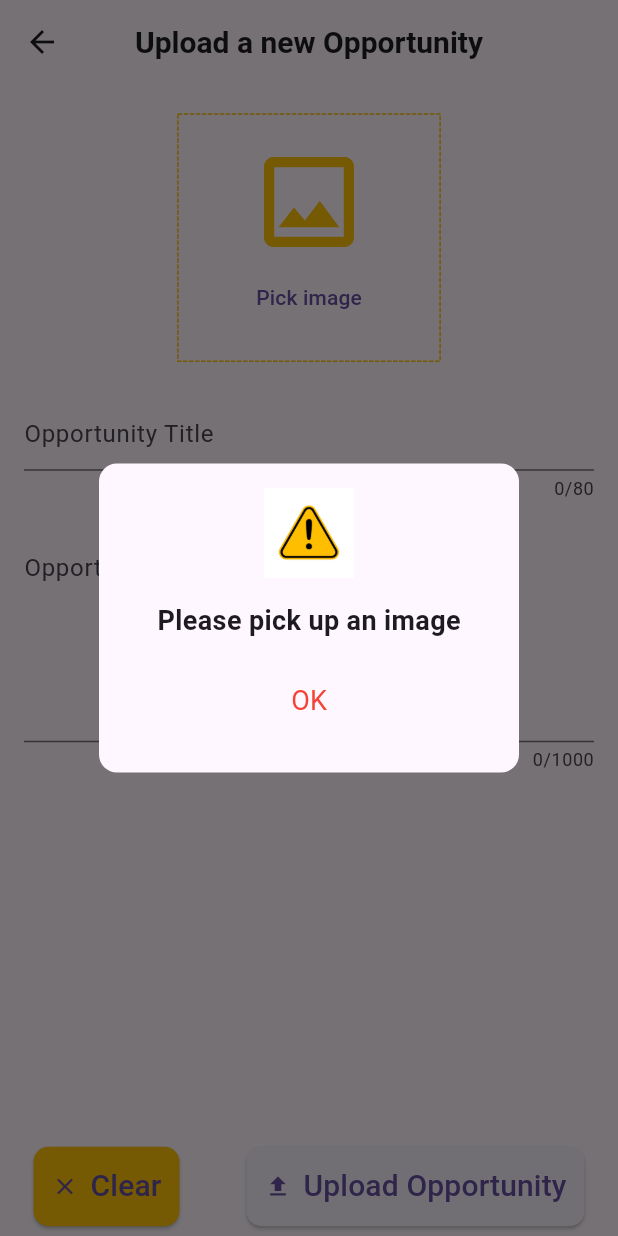
After one commit to mohamedfareed244/volunteers_app, a Flutter app: the EditOrUploadProductScreen screen opened by its route, after a tap on "Upload Opportunity", on a phone screen of 412 x 824 dp. The commit adds this screen. Run offline on Flutter 3.47's test engine with Material 3 defaults, Android fonts, the phone set to English and light mode, and no system bars; our stand-ins replace card_swiper, cloud_firestore, fancy_shimmer_image, firebase_auth, firebase_core, flutter_iconly and 1 more; missing offline and left inert: dynamic_height_grid_view; accounts and stored records are empty.

Commit message:
upload opportunity form

```diff
--- a/lib/controllers/my_app_method.dart
+++ b/lib/controllers/my_app_method.dart
@@ -1,4 +1,5 @@
 import 'package:flutter/material.dart';
+import 'package:volunteers_app/views/widgets/subtitle_text.dart';
 import 'package:volunteers_app/views/widgets/title_text.dart';
 
 
@@ -66,4 +67,85 @@ class MyAppMethods {
           );
         });
   }
+
+
+
+
+
+
+
+
+
+
+
+
+
+
+
+
+
+
+
+
+
+
+    static Future<void> showErrorORWarningDialog({
+    required BuildContext context,
+    required String subtitle,
+    required Function fct,
+    bool isError = true,
+  }) async {
+    await showDialog(
+        context: context,
+        builder: (context) {
+          return AlertDialog(
+            shape: RoundedRectangleBorder(
+                borderRadius: BorderRadius.circular(12.0)),
+            backgroundColor: Theme.of(context).scaffoldBackgroundColor,
+            content: Column(
+              mainAxisSize: MainAxisSize.min,
+              children: [
+                Image.asset(
+                 "assets/images/image.png",
+                  height: 60,
+                  width: 60,
+                ),
+                const SizedBox(
+                  height: 16.0,
+                ),
+                SubtitleTextWidget(
+                  label: subtitle,
+                  fontWeight: FontWeight.w600,
+                ),
+                const SizedBox(
+                  height: 16.0,
+                ),
+                Row(
+                  mainAxisAlignment: MainAxisAlignment.center,
+                  children: [
+                    Visibility(
+                      visible: !isError,
+                      child: TextButton(
+                        onPressed: () {
+                          Navigator.pop(context);
+                        },
+                        child: const SubtitleTextWidget(
+                            label: "Cancel", color: Colors.green),
+                      ),
+                    ),
+                    TextButton(
+                      onPressed: () {
+                        fct();
+                        Navigator.pop(context);
+                      },
+                      child: const SubtitleTextWidget(
+                          label: "OK", color: Colors.red),
+                    ),
+                  ],
+                )
+              ],
+            ),
+          );
+        });
+  }
 }
--- a/lib/main.dart
+++ b/lib/main.dart
@@ -4,6 +4,7 @@ import 'package:firebase_core/firebase_core.dart';
 import 'package:provider/provider.dart';
 import 'package:volunteers_app/providers/opp_provider.dart';
 import 'package:volunteers_app/services/AuthService.dart';
+import 'package:volunteers_app/views/dashboard/edit_upload_opp_form.dart';
 import 'firebase_options.dart';
 import 'package:cloud_firestore/cloud_firestore.dart';
 import 'package:volunteers_app/views/Drawer/Drawer.dart';
@@ -36,6 +37,8 @@ class MainApp extends StatelessWidget {
           home: drawerr(),
           routes: {
             OppDetails.routName: (context) => const OppDetails(),
+             EditOrUploadProductScreen.routeName: (context) =>
+                const EditOrUploadProductScreen(),
             // Add more routes here
           },
         ),
--- /dev/null
+++ b/lib/views/dashboard/edit_upload_opp_form.dart
@@ -0,0 +1,331 @@
+import 'package:dotted_border/dotted_border.dart';
+import 'package:flutter/material.dart';
+import 'package:flutter/services.dart';
+import 'package:image_picker/image_picker.dart';
+import 'package:volunteers_app/controllers/my_app_method.dart';
+import 'package:volunteers_app/models/opp_model.dart';
+import 'package:volunteers_app/views/services/my_validators.dart';
+
+import 'dart:io';
+
+import '../widgets/title_text.dart';
+
+class EditOrUploadProductScreen extends StatefulWidget {
+  static const routeName = '/EditOrUploadProductScreen';
+
+  const EditOrUploadProductScreen({
+    super.key,
+    this.productModel,
+  });
+  final ProductModel? productModel;
+  @override
+  State<EditOrUploadProductScreen> createState() =>
+      _EditOrUploadProductScreenState();
+}
+
+class _EditOrUploadProductScreenState extends State<EditOrUploadProductScreen> {
+  final _formKey = GlobalKey<FormState>();
+  XFile? _pickedImage;
+  bool isEditing = false;
+  String? productNetworkImage;
+
+  late TextEditingController _titleController, _descriptionController;
+
+  @override
+  void initState() {
+    if (widget.productModel != null) {
+      isEditing = true;
+      productNetworkImage = widget.productModel!.productImage;
+    }
+    _titleController =
+        TextEditingController(text: widget.productModel?.productTitle);
+
+    _descriptionController =
+        TextEditingController(text: widget.productModel?.productDescription);
+
+    super.initState();
+  }
+
+  @override
+  void dispose() {
+    _titleController.dispose();
+    _descriptionController.dispose();
+
+    super.dispose();
+  }
+
+  void clearForm() {
+    _titleController.clear();
+
+    _descriptionController.clear();
+    removePickedImage();
+  }
+
+  void removePickedImage() {
+    setState(() {
+      _pickedImage = null;
+      productNetworkImage = null;
+    });
+  }
+
+  Future<void> _uploadProduct() async {
+    if (_pickedImage == null) {
+      MyAppMethods.showErrorORWarningDialog(
+        context: context,
+        subtitle: "Please pick up an image",
+        fct: () {},
+      );
+
+      return;
+    }
+    final isValid = _formKey.currentState!.validate();
+    FocusScope.of(context).unfocus();
+    if (isValid) {}
+  }
+
+  Future<void> _editProduct() async {
+    final isValid = _formKey.currentState!.validate();
+    FocusScope.of(context).unfocus();
+    if (_pickedImage == null && productNetworkImage == null) {
+      MyAppMethods.showErrorORWarningDialog(
+        context: context,
+        subtitle: "Please pick up an image",
+        fct: () {},
+      );
+      return;
+    }
+    if (isValid) {}
+  }
+
+  Future<void> localImagePicker() async {
+    final ImagePicker picker = ImagePicker();
+    await MyAppMethods.imagePickerDialog(
+      context: context,
+      cameraFCT: () async {
+        _pickedImage = await picker.pickImage(source: ImageSource.camera);
+        setState(() {});
+      },
+      galleryFCT: () async {
+        _pickedImage = await picker.pickImage(source: ImageSource.gallery);
+        setState(() {});
+      },
+      removeFCT: () {
+        setState(() {
+          _pickedImage = null;
+        });
+      },
+    );
+  }
+
+  @override
+  Widget build(BuildContext context) {
+    final size = MediaQuery.of(context).size;
+    return GestureDetector(
+      onTap: () {
+        FocusScope.of(context).unfocus();
+      },
+      child: Scaffold(
+        bottomSheet: SizedBox(
+          height: kBottomNavigationBarHeight + 10,
+          child: Material(
+            color: Theme.of(context).scaffoldBackgroundColor,
+            child: Row(
+              mainAxisAlignment: MainAxisAlignment.spaceAround,
+              children: [
+                ElevatedButton.icon(
+                  style: ElevatedButton.styleFrom(
+                    padding: const EdgeInsets.all(12),
+                    backgroundColor: Colors.amber,
+                    shape: RoundedRectangleBorder(
+                      borderRadius: BorderRadius.circular(
+                        10,
+                      ),
+                    ),
+                  ),
+                  icon: const Icon(Icons.clear),
+                  label: const Text(
+                    "Clear",
+                    style: TextStyle(
+                      fontSize: 20,
+                    ),
+                  ),
+                  onPressed: () {},
+                ),
+                ElevatedButton.icon(
+                  style: ElevatedButton.styleFrom(
+                    padding: const EdgeInsets.all(12),
+                    // backgroundColor: Colors.red,
+                    shape: RoundedRectangleBorder(
+                      borderRadius: BorderRadius.circular(
+                        10,
+                      ),
+                    ),
+                  ),
+                  icon: const Icon(Icons.upload),
+                  label: Text(
+                    isEditing ? "Edit Opportunity" : "Upload Opportunity",
+                    style: const TextStyle(
+                      fontSize: 20,
+                    ),
+                  ),
+                  onPressed: () {
+                    if (isEditing) {
+                      _editProduct();
+                    } else {
+                      _uploadProduct();
+                    }
+                  },
+                ),
+              ],
+            ),
+          ),
+        ),
+        appBar: AppBar(
+          centerTitle: true,
+          title: const TitlesTextWidget(
+            label: "Upload a new Opportunity",
+          ),
+        ),
+        body: SafeArea(
+          child: SingleChildScrollView(
+            child: Column(
+              children: [
+                const SizedBox(
+                  height: 20,
+                ),
+                if (isEditing && productNetworkImage != null) ...[
+                  ClipRRect(
+                    borderRadius: BorderRadius.circular(12),
+                    child: Image.network(
+                      productNetworkImage!,
+                      height: size.width * 0.5,
+                      alignment: Alignment.center,
+                    ),
+                  ),
+                ] else if (_pickedImage == null) ...[
+                  SizedBox(
+                    width: size.width * 0.4 + 10,
+                    height: size.width * 0.4,
+                    child: DottedBorder(
+                        color: Colors.amber,
+                        radius: const Radius.circular(12),
+                        child: Center(
+                          child: Column(
+                            crossAxisAlignment: CrossAxisAlignment.center,
+                            mainAxisAlignment: MainAxisAlignment.center,
+                            children: [
+                              const Icon(
+                                Icons.image_outlined,
+                                size: 80,
+                                color: Colors.amber,
+                              ),
+                              TextButton(
+                                onPressed: () {
+                                  localImagePicker();
+                                },
+                                child: const Text("Pick image"),
+                              ),
+                            ],
+                          ),
+                        )),
+                  ),
+                ] else ...[
+                  ClipRRect(
+                    borderRadius: BorderRadius.circular(12),
+                    child: Image.file(
+                      File(
+                        _pickedImage!.path,
+                      ),
+                      // width: size.width * 0.7,
+                      height: size.width * 0.5,
+                      alignment: Alignment.center,
+                    ),
+                  ),
+                ],
+                if (_pickedImage != null && productNetworkImage != null) ...[
+                  Row(
+                    mainAxisAlignment: MainAxisAlignment.center,
+                    children: [
+                      TextButton(
+                        onPressed: () {
+                          localImagePicker();
+                        },
+                        child: const Text("Pick another image"),
+                      ),
+                      TextButton(
+                        onPressed: () {
+                          removePickedImage();
+                        },
+                        child: const Text(
+                          "Remove image",
+                          style: TextStyle(color: Colors.orangeAccent),
+                        ),
+                      ),
+                    ],
+                  )
+                ],
+                const SizedBox(
+                  height: 25,
+                ),
+                Padding(
+                  padding:
+                      const EdgeInsets.symmetric(horizontal: 16, vertical: 0),
+                  child: Form(
+                    key: _formKey,
+                    child: Column(
+                      children: [
+                        TextFormField(
+                          controller: _titleController,
+                          key: const ValueKey('Title'),
+                          maxLength: 80,
+                          minLines: 1,
+                          maxLines: 2,
+                          keyboardType: TextInputType.multiline,
+                          textInputAction: TextInputAction.newline,
+                          decoration: const InputDecoration(
+                            hintText: 'Opportunity Title',
+                          ),
+                          validator: (value) {
+                            return MyValidators.uploadProdTexts(
+                              value: value,
+                              toBeReturnedString: "Please enter a valid title",
+                            );
+                          },
+                        ),
+                        const SizedBox(
+                          height: 10,
+                        ),
+                        const SizedBox(height: 15),
+                        TextFormField(
+                          key: const ValueKey('Description'),
+                          controller: _descriptionController,
+                          minLines: 5,
+                          maxLines: 8,
+                          maxLength: 1000,
+                          textCapitalization: TextCapitalization.sentences,
+                          decoration: const InputDecoration(
+                            hintText: 'Opportunity description',
+                          ),
+                          validator: (value) {
+                            return MyValidators.uploadProdTexts(
+                              value: value,
+                              toBeReturnedString: "Description is missed",
+                            );
+                          },
+                          onTap: () {},
+                        ),
+                      ],
+                    ),
+                  ),
+                ),
+                const SizedBox(
+                  height: kBottomNavigationBarHeight + 10,
+                )
+              ],
+            ),
+          ),
+        ),
+      ),
+    );
+  }
+}
--- a/lib/views/send_feedback.dart
+++ b/lib/views/send_feedback.dart
@@ -1,4 +1,6 @@
 import 'package:flutter/material.dart';
+import 'package:volunteers_app/views/dashboard/edit_upload_opp_form.dart';
+
 
 class SendFeedbackPage extends StatefulWidget {
   @override
@@ -8,9 +10,27 @@ class SendFeedbackPage extends StatefulWidget {
 class _SendFeedbackPageState extends State<SendFeedbackPage> {
   @override
   Widget build(BuildContext context) {
-    return Container(
-      child: Center(
-        child: Text("Send Feedback Page"),
+    return Scaffold(
+      appBar: AppBar(
+        title: Text("Send Feedback"),
+      ),
+      body: Center(
+        child: Column(
+          mainAxisAlignment: MainAxisAlignment.center,
+          children: [
+            // Your feedback form widgets here (e.g., TextFields, TextFormFields)
+
+            ElevatedButton(
+              onPressed: () {
+                Navigator.pushNamed(
+                  context,
+                  EditOrUploadProductScreen.routeName,
+                );
+              },
+              child: Text("Go to Edit/Upload opp"),
+            ),
+          ],
+        ),
       ),
     );
   }
--- /dev/null
+++ b/lib/views/services/my_validators.dart
@@ -0,0 +1,8 @@
+class MyValidators {
+  static String? uploadProdTexts({String? value, String? toBeReturnedString}) {
+    if (value!.isEmpty) {
+      return toBeReturnedString;
+    }
+    return null;
+  }
+}
--- a/pubspec.yaml
+++ b/pubspec.yaml
@@ -23,6 +23,7 @@ dependencies:
   card_swiper: ^3.0.1
   image_picker: ^1.1.2
   uuid: ^4.5.1
+  dotted_border: ^2.1.0
 
 
 dev_dependencies:
@@ -40,3 +41,4 @@ flutter:
     - assets/images/carousel-1.jpg
     - assets/images/carousel-2.jpg
     - assets/images/about-1.jpg
+    - assets/images/image.png
```
Also changed, not shown: assets/images/image.png (added), pubspec.lock.
